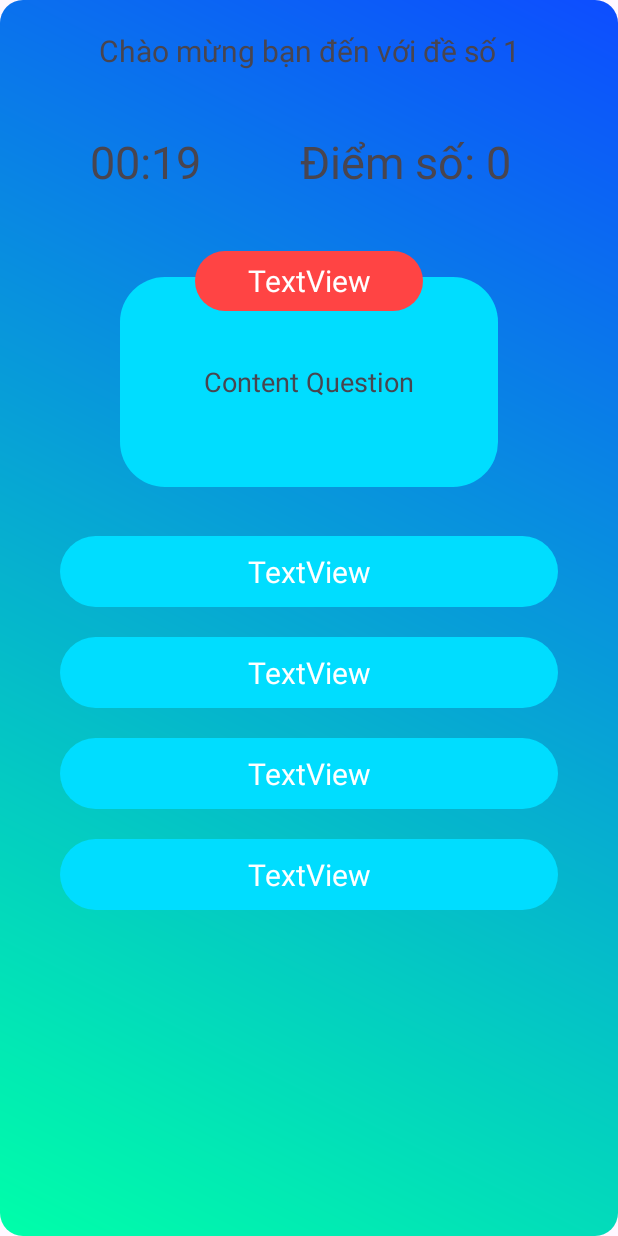
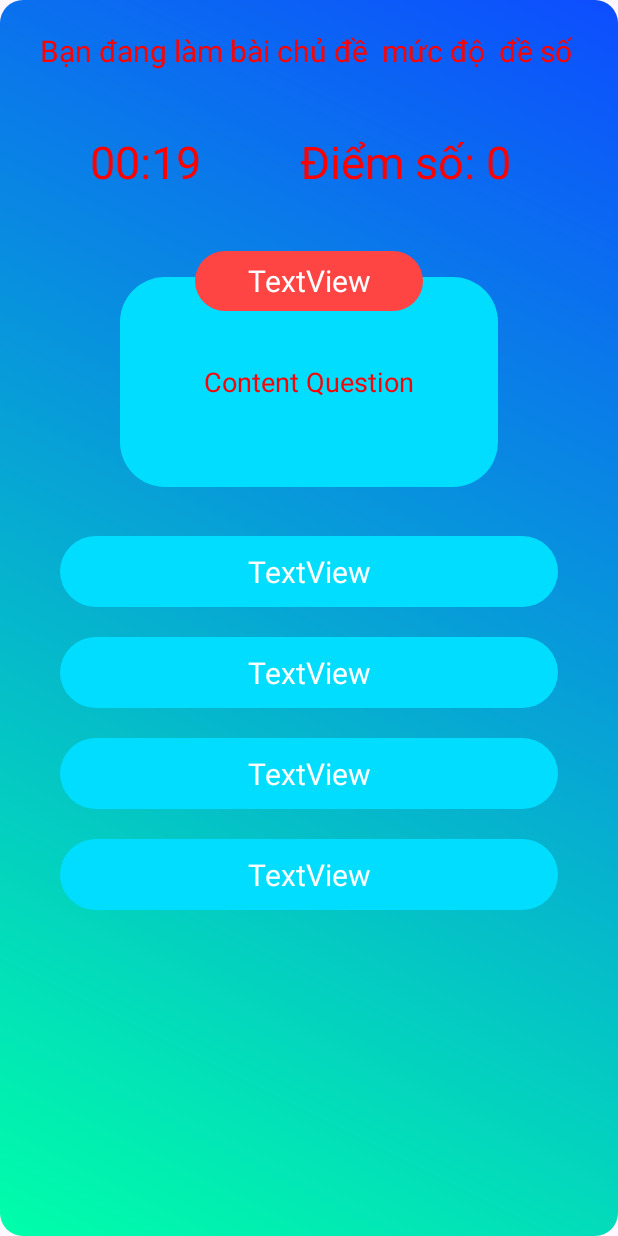
Before and after one commit to Hobao2k2/Btl-Android-, an Android app: the Activity_chon_de screen opened directly, with no data from a screen before it, after a tap on "Đề số 1", on a phone screen of 412 x 824 dp. Run offline under Robolectric (Android 15) with nearby library versions, the phone set to English and light mode, and no system bars.

Commit message:
btl android

```diff
--- a/app/src/main/java/com/example/btl/Activity_chon_de.kt
+++ b/app/src/main/java/com/example/btl/Activity_chon_de.kt
@@ -43,7 +43,7 @@ class Activity_chon_de : AppCompatActivity() {
         topic = i.getStringExtra("topic") ?: ""
         if(topic=="Toán Học"){
             imgAvatar.setImageResource(R.drawable.img_toan_hoc)
-        }else if(topic=="Văn Học"){
+        }else if(topic=="Văn Hóa"){
             imgAvatar.setImageResource(R.drawable.img_van_hoc)
         }
         else if(topic=="Khoa Học"){
@@ -73,55 +73,55 @@ class Activity_chon_de : AppCompatActivity() {
         lvchonDe.onItemClickListener=AdapterView.OnItemClickListener { parent, view, position, id ->
             val intent = Intent(this, Activity_chon_de_so_1::class.java)
             when {
-                position == 0 && topic== "Văn Học" && level=="Dễ" -> {
+                position == 0 && topic== "Văn Hóa" && level=="Dễ" -> {
                     intent.putExtra("Base_url", "van-hoc-de-1")
                     intent.putExtra("topic",topic)
                     intent.putExtra("level",level)
                     intent.putExtra("stt","1")
                 }
-                position == 1 && topic== "Văn Học" && level=="Dễ" -> {
+                position == 1 && topic== "Văn Hóa" && level=="Dễ" -> {
                     intent.putExtra("Base_url", "van-hoc-de-2")
                     intent.putExtra("topic",topic)
                     intent.putExtra("level",level)
                     intent.putExtra("stt","2")
                 }
-                position == 2 && topic== "Văn Học" && level=="Dễ" -> {
+                position == 2 && topic== "Văn Hóa" && level=="Dễ" -> {
                     intent.putExtra("Base_url", "van-hoc-de-3")
                     intent.putExtra("topic",topic)
                     intent.putExtra("level",level)
                     intent.putExtra("stt","3")
                 }
-                position == 0 && topic== "Văn Học" && level=="Trung Bình" -> {
+                position == 0 && topic== "Văn Hóa" && level=="Trung Bình" -> {
                     intent.putExtra("Base_url", "van-hoc-trung-binh-1")
                     intent.putExtra("topic",topic)
                     intent.putExtra("level",level)
                     intent.putExtra("stt","1")
                 }
-                position == 1 && topic== "Văn Học" && level=="Trung Bình" -> {
+                position == 1 && topic== "Văn Hóa" && level=="Trung Bình" -> {
                     intent.putExtra("Base_url", "van-hoc-trung-binh-2")
                     intent.putExtra("topic",topic)
                     intent.putExtra("level",level)
                     intent.putExtra("stt","2")
                 }
-                position == 2 && topic== "Văn Học" && level=="Trung Bình" -> {
+                position == 2 && topic== "Văn Hóa" && level=="Trung Bình" -> {
                     intent.putExtra("Base_url", "van-hoc-trung-binh-3")
                     intent.putExtra("topic",topic)
                     intent.putExtra("level",level)
                     intent.putExtra("stt","3")
                 }
-                position == 0 && topic== "Văn Học" && level=="Khó" -> {
+                position == 0 && topic== "Văn Hóa" && level=="Khó" -> {
                     intent.putExtra("Base_url", "van-hoc-kho-1")
                     intent.putExtra("topic",topic)
                     intent.putExtra("level",level)
                     intent.putExtra("stt","1")
                 }
-                position == 1 && topic== "Văn Học" && level=="Khó" -> {
+                position == 1 && topic== "Văn Hóa" && level=="Khó" -> {
                     intent.putExtra("Base_url", "van-hoc-kho-2")
                     intent.putExtra("topic",topic)
                     intent.putExtra("level",level)
                     intent.putExtra("stt","2")
                 }
-                position == 2 && topic== "Văn Học" && level=="Khó" -> {
+                position == 2 && topic== "Văn Hóa" && level=="Khó" -> {
                     intent.putExtra("Base_url", "van-hoc-kho-3")
                     intent.putExtra("topic",topic)
                     intent.putExtra("level",level)
--- a/app/src/main/java/com/example/btl/Activity_chon_de_so_1.kt
+++ b/app/src/main/java/com/example/btl/Activity_chon_de_so_1.kt
@@ -22,6 +22,9 @@ import java.util.Locale
 class Activity_chon_de_so_1 : AppCompatActivity(),View.OnClickListener {
     var currentQuestion=0
     var diemso=0;
+    lateinit var level: String
+    lateinit var topic: String
+    lateinit var stt: String
     lateinit var mquestion: Question
     private lateinit var txtIndexQuestion: TextView
     private lateinit var txtcontentQuestion: TextView
@@ -31,6 +34,7 @@ class Activity_chon_de_so_1 : AppCompatActivity(),View.OnClickListener {
     private lateinit var txtanswer4: TextView
     private lateinit var txtDiemSo: TextView
     private lateinit var txtTimer: TextView
+    private lateinit var txtTittle: TextView
     private  var questionList: MutableList<Question> = mutableListOf()
     private val BASE_URL="http://10.0.2.2:8081"
     private val TAG="Check_response"
@@ -43,6 +47,15 @@ class Activity_chon_de_so_1 : AppCompatActivity(),View.OnClickListener {
         init()
         getAllQuestions()
         startCountDown()
+        xuliTittle()
+    }
+
+    private fun xuliTittle() {
+        val i=intent
+        level = i.getStringExtra("level") ?: ""
+        topic = i.getStringExtra("topic") ?: ""
+        stt = i.getStringExtra("stt") ?: ""
+        txtTittle.setText("Bạn đang làm bài chủ đề "+ topic +" mức độ "+level+" đề số "+stt)
     }
 
 
@@ -109,6 +122,7 @@ class Activity_chon_de_so_1 : AppCompatActivity(),View.OnClickListener {
         txtanswer4=findViewById<TextView>(R.id.txtAnswer4)
         txtTimer=findViewById<TextView>(R.id.txtTimer)
         txtDiemSo=findViewById<TextView>(R.id.txtDiemSo)
+        txtTittle=findViewById<TextView>(R.id.txtTittle)
     }
     override fun onClick(v: View?) {
         when(v?.id){
--- a/app/src/main/java/com/example/btl/MainActivity.kt
+++ b/app/src/main/java/com/example/btl/MainActivity.kt
@@ -42,7 +42,7 @@ class MainActivity : AppCompatActivity() {
         var list= mutableListOf<OutData>()
         list.add(OutData(R.drawable.icon_toan,"Toán Học"))
         list.add(OutData(R.drawable.icon_khoa_hoc,"Khoa Học"))
-        list.add(OutData(R.drawable.icon_van,"Văn Học"))
+        list.add(OutData(R.drawable.icon_van,"Văn Hóa"))
         list.add(OutData(R.drawable.icon_nghe_thuat,"Nghệ Thuật"))
         customAdapter= CustomAdapter(this,list)
         val lvmonhoc=findViewById<ListView>(R.id.lvmonhoc)
@@ -53,7 +53,7 @@ class MainActivity : AppCompatActivity() {
             when (position) {
                 0 -> intent.putExtra("send", "Toán Học")
                 1 -> intent.putExtra("send", "Khoa Học")
-                2 -> intent.putExtra("send", "Văn Học")
+                2 -> intent.putExtra("send", "Văn Hóa")
                 3 -> intent.putExtra("send", "Nghệ Thuật")
             }
             startActivity(intent)
--- a/app/src/main/res/layout/activity_chon_de_so1.xml
+++ b/app/src/main/res/layout/activity_chon_de_so1.xml
@@ -18,6 +18,7 @@
         android:layout_marginTop="20dp"
         android:layout_marginBottom="20dp"
         android:gravity="center"
+        android:textColor="#FF0000"
         android:text="Chào mừng bạn đến với đề số 1"
         android:textSize="20dp" />
     <RelativeLayout
@@ -32,6 +33,7 @@
             android:layout_height="wrap_content"
             android:layout_marginBottom="25dp"
             android:layout_marginLeft="60dp"
+            android:textColor="#FF0000"
             android:text="00:00"
             android:textSize="30dp" />
         <TextView
@@ -40,6 +42,7 @@
             android:layout_height="wrap_content"
             android:layout_marginLeft="200dp"
             android:textSize="30dp"
+            android:textColor="#FF0000"
             android:text="Điểm số: 0" />
     </RelativeLayout>
 
@@ -58,6 +61,7 @@
             android:background="@drawable/bg_blue_corner_30"
             android:gravity="center"
             android:text="Content Question"
+            android:textColor="#FF0000"
             android:textSize="18dp" />
 
         <TextView
--- a/app/src/main/res/layout/activity_ket_qua.xml
+++ b/app/src/main/res/layout/activity_ket_qua.xml
@@ -25,6 +25,8 @@
         android:layout_height="60dp"
         android:layout_gravity="center"
         android:layout_marginTop="15dp"
+        android:background="@drawable/gradient_background"
+        app:backgroundTint="@null"
         android:text="Làm lại" />
 
     <TextView
```
